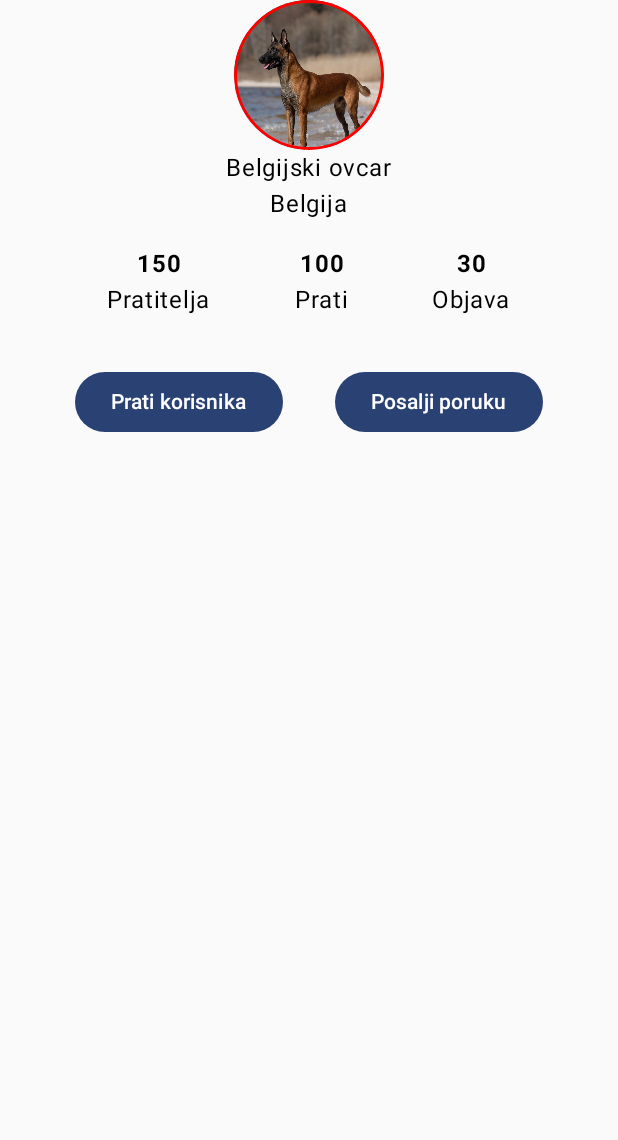
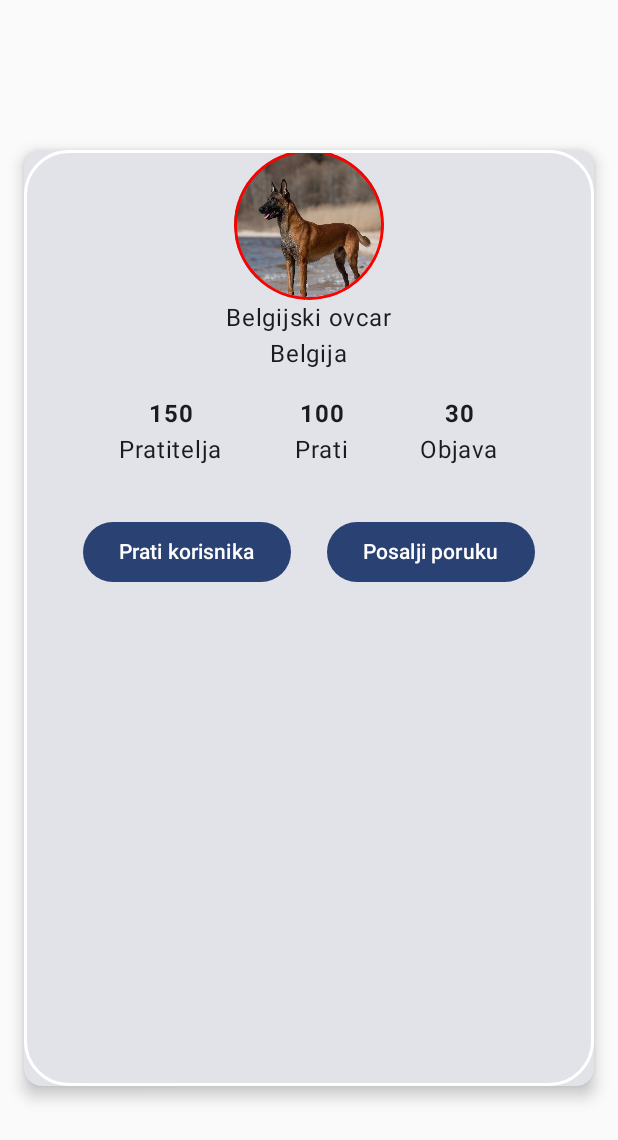
Before and after one commit to pklaric22/DogProfilePage---Android---Jetpack-Compose, an Android app built with Jetpack Compose: the screen it shows after launch (MainActivity), on a phone screen of 412 x 824 dp. Shown: the top 1140 px of the screen. Run offline under Robolectric (Android 15) with nearby library versions, the phone set to English and light mode, and no system bars.

Commit message:
Added card composable and verticalScroll

```diff
--- a/app/build.gradle.kts
+++ b/app/build.gradle.kts
@@ -57,4 +57,6 @@ dependencies {
     androidTestImplementation(libs.androidx.ui.test.junit4)
     debugImplementation(libs.androidx.ui.tooling)
     debugImplementation(libs.androidx.ui.test.manifest)
+    implementation(libs.material3)
+
 }
--- a/app/src/main/java/com/example/dogprofilepage/ProflePage.kt
+++ b/app/src/main/java/com/example/dogprofilepage/ProflePage.kt
@@ -11,8 +11,13 @@ import androidx.compose.foundation.layout.fillMaxSize
 import androidx.compose.foundation.layout.fillMaxWidth
 import androidx.compose.foundation.layout.padding
 import androidx.compose.foundation.layout.size
+import androidx.compose.foundation.rememberScrollState
 import androidx.compose.foundation.shape.CircleShape
+import androidx.compose.foundation.shape.RoundedCornerShape
+import androidx.compose.foundation.verticalScroll
 import androidx.compose.material3.Button
+import androidx.compose.material3.Card
+import androidx.compose.material3.CardDefaults
 import androidx.compose.material3.Text
 import androidx.compose.runtime.Composable
 import androidx.compose.ui.Alignment
@@ -24,11 +29,20 @@ import androidx.compose.ui.semantics.Role.Companion.Image
 import androidx.compose.ui.text.font.FontWeight
 import androidx.compose.ui.tooling.preview.Preview
 import androidx.compose.ui.unit.dp
+
 @Composable
 fun ProfilePage() {
+    Card (
+        elevation = CardDefaults.elevatedCardElevation(defaultElevation = 6.dp),
+        modifier = Modifier.fillMaxSize().
+            padding(top = 100.dp, bottom = 100.dp, start = 16.dp, end = 16.dp)
+            .border(width = 2.dp, color = androidx.compose.ui.graphics.Color.White, shape = RoundedCornerShape(30.dp))
+    ){
+        //Content of our card including dog image, followers, Description etc
         Column(
+            Modifier.verticalScroll(rememberScrollState()),
             horizontalAlignment = Alignment.CenterHorizontally,
-        modifier = Modifier.fillMaxSize()
+            verticalArrangement = Arrangement.Center
         )
         {
             Image(
@@ -74,6 +88,7 @@ fun ProfilePage() {
 
         }
     }
+}
 
 @Composable
 fun ProfileStats(count: String, title:String){
--- a/gradle/libs.versions.toml
+++ b/gradle/libs.versions.toml
@@ -9,6 +9,7 @@ lifecycleRuntimeKtx = "2.6.1"
 activityCompose = "1.8.0"
 composeBom = "2024.09.00"
 benchmarkBaselineProfileGradlePlugin = "1.3.3"
+material3 = "1.3.1"
 
 [libraries]
 androidx-core-ktx = { group = "androidx.core", name = "core-ktx", version.ref = "coreKtx" }
@@ -26,6 +27,7 @@ androidx-ui-test-manifest = { group = "androidx.compose.ui", name = "ui-test-man
 androidx-ui-test-junit4 = { group = "androidx.compose.ui", name = "ui-test-junit4" }
 androidx-material3 = { group = "androidx.compose.material3", name = "material3" }
 androidx-benchmark-baseline-profile-gradle-plugin = { group = "androidx.benchmark", name = "benchmark-baseline-profile-gradle-plugin", version.ref = "benchmarkBaselineProfileGradlePlugin" }
+material3 = { module = "androidx.compose.material3:material3", version.ref = "material3" }
 
 [plugins]
 android-application = { id = "com.android.application", version.ref = "agp" }
```
Lines whose indentation alone changed are shown as unchanged.
